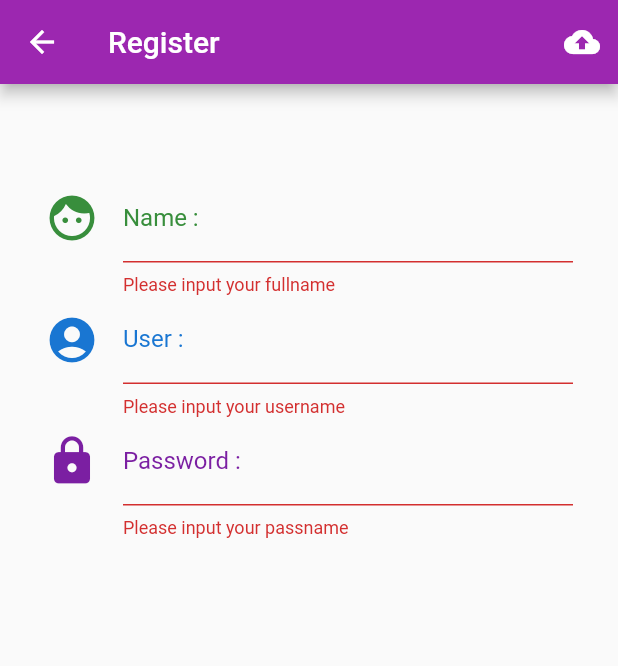
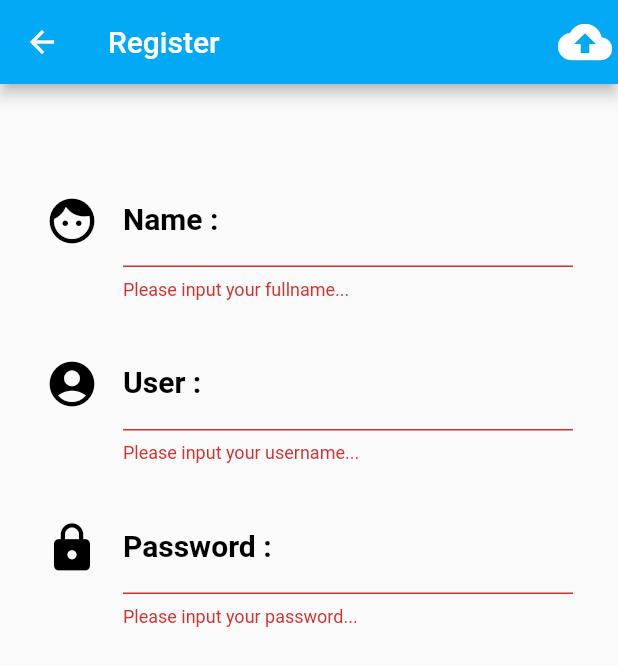
Before and after one commit to Shiratasa/put_foodthai, a Flutter app: the Register screen opened directly, after a tap on the "cloud upload" icon, on a phone screen of 412 x 824 dp. Shown: the top 666 px of the screen. Run offline on Flutter 3.47's test engine with Material 2 defaults, Android fonts, the phone set to English and light mode, and no system bars.

Commit message:
Super update

```diff
--- a/lib/screens/register.dart
+++ b/lib/screens/register.dart
@@ -1,125 +1,204 @@
 import 'package:flutter/material.dart';
 
-class Register extends StatefulWidget {
+class Register extends StatefulWidget
+{
   @override
   _RegisterState createState() => _RegisterState();
 }
 
-class _RegisterState extends State<Register> {
+class _RegisterState extends State<Register>
+{
   // Explicit
   final formKey = GlobalKey<FormState>();
   String name, user, password;
 
   // Method
-  Widget nameText() {
-    return TextFormField(
-      style: TextStyle(color: Colors.green[900]),
-      decoration: InputDecoration(
-        icon: Icon(
+  Widget nameText()
+  {
+    return TextFormField
+    (
+      style: TextStyle(color: Colors.black),
+      decoration: InputDecoration
+      (
+        icon: Icon
+        (
           Icons.face,
           size: 36.0,
-          color: Colors.green[700],
+          color: Colors.black,
         ),
         labelText: 'Name :',
-        labelStyle: TextStyle(color: Colors.green[700]),
-        helperText: 'Type Display Name',
-        helperStyle: TextStyle(
-          color: Colors.green[200],
+        hintText: 'Input your full name',
+        labelStyle: TextStyle
+        (
+          fontSize: 20.0,
+          fontWeight: FontWeight.bold,
+          color: Colors.black,
+        ),
+        hintStyle: TextStyle
+          (
+            fontStyle: FontStyle.italic,
+          ),
+        helperText: '',
+        helperStyle: TextStyle
+        (
+          color: Colors.red,
           fontStyle: FontStyle.italic,
         ),
       ),
-      validator: (String value) {
-        if (value.isEmpty) return 'Please input your fullname';
+      validator: (String value)
+      {
+        if (value.isEmpty)
+        return 'Please input your fullname...';
       },
-      onSaved: (String value) {
+      onSaved: (String value)
+      {
         name = value;
       },
     );
   }
 
-  Widget userText() {
-    return TextFormField(
-      style: TextStyle(color: Colors.blue[900]),
-      decoration: InputDecoration(
-          icon: Icon(
+  Widget userText()
+  {
+    return TextFormField
+    (
+      style: TextStyle(color: Colors.black),
+      decoration: InputDecoration
+      (
+          icon: Icon
+          (
             Icons.account_circle,
             size: 36.0,
-            color: Colors.blue[700],
+            color: Colors.black,
           ),
           labelText: 'User :',
-          labelStyle: TextStyle(color: Colors.blue[700]),
-          helperText: 'Type User Name',
-          helperStyle: TextStyle(
-            color: Colors.blue[200],
+          hintText: 'Input your username',
+          labelStyle: TextStyle
+          (
+            fontSize: 20.0,
+            fontWeight: FontWeight.bold,
+            color: Colors.black,
+          ),
+          hintStyle: TextStyle
+          (
             fontStyle: FontStyle.italic,
-          )),
-      validator: (String value) {
-        if (value.isEmpty) return 'Please input your username';
+          ),
+          helperText: '',
+          helperStyle: TextStyle
+          (
+            color: Colors.red,
+            fontStyle: FontStyle.italic,
+          )
+      ),
+      validator: (String value)
+      {
+        if (value.isEmpty)
+        return 'Please input your username...';
       },
-      onSaved: (String value) {
+      onSaved: (String value)
+      {
         user = value;
       },
     );
   }
 
-  Widget paswordText() {
-    return TextFormField(
-      style: TextStyle(color: Colors.purple[900]),
-      decoration: InputDecoration(
-          icon: Icon(
+  Widget paswordText()
+  {
+    return TextFormField
+    (
+      style: TextStyle(color: Colors.black),
+      decoration: InputDecoration
+      (
+          icon: Icon
+          (
             Icons.lock,
             size: 36.0,
-            color: Colors.purple[700],
+            color: Colors.black,
           ),
           labelText: 'Password :',
-          labelStyle: TextStyle(color: Colors.purple[700]),
-          helperText: 'Type Password',
-          helperStyle: TextStyle(
-            color: Colors.purple[200],
+          hintText: 'Input your password',
+          labelStyle: TextStyle
+          (
+            fontSize: 20.0,
+            fontWeight: FontWeight.bold,
+            color: Colors.black,
+          ),
+          hintStyle: TextStyle
+          (
+            fontStyle: FontStyle.italic,
+          ),
+          helperText: '',
+          helperStyle: TextStyle
+          (
+            color: Colors.red,
             fontStyle: FontStyle.italic,
           )),
-      validator: (String value) {
-        if (value.isEmpty) return 'Please input your passname';
+      validator: (String value)
+      {
+        if (value.isEmpty)
+        return 'Please input your password...';
       },
-      onSaved: (String value) {
+      onSaved: (String value)
+      {
         password = value;
       },
     );
   }
 
-  Widget uploadButton() {
-    return IconButton(
-      icon: Icon(Icons.cloud_upload),
-      onPressed: () {
-        print('Click Upload');
-
-        if (formKey.currentState.validate()) {
+  Widget uploadButton()
+  {
+    return IconButton
+    (
+      icon: Icon(Icons.cloud_upload, size: 36.0,),
+      onPressed: ()
+      {
+        print('Upload activated!');
+        if (formKey.currentState.validate())
+        {
           formKey.currentState.save();
-          print('name = $name, user = $user, passwoed = $password');
+          print('name = $name, user = $user, password = $password');
         }
       },
     );
   }
 
+  Widget mySizeBox()
+  {
+    return SizedBox
+    (
+      height: 25.0,
+      width: 25.0,
+    );
+  }
+
   @override
-  Widget build(BuildContext context) {
-    return Scaffold(
-      appBar: AppBar(
-        backgroundColor: Colors.purple,
+  Widget build(BuildContext context)
+  {
+    return Scaffold
+    (
+      appBar: AppBar
+      (
+        backgroundColor: Colors.lightBlue,
         title: Text('Register'),
-        actions: <Widget>[
+        actions: <Widget>
+        [
           uploadButton(),
         ],
       ),
-      body: Container(
+      body: Container
+      (
         alignment: Alignment.topCenter,
         padding: EdgeInsets.only(top: 60.0, left: 30.0, right: 30.0),
-        child: Form(
+        child: Form
+        (
           key: formKey,
-          child: ListView(
-            children: <Widget>[
+          child: ListView
+          (
+            children: <Widget>
+            [
               nameText(),
+              mySizeBox(),
               userText(),
+              mySizeBox(),
               paswordText(),
             ],
           ),
--- a/pubspec.yaml
+++ b/pubspec.yaml
@@ -62,9 +62,9 @@ flutter:
         - asset: fonts/Bahianita-Regular.ttf
   #       - asset: fonts/Schyler-Italic.ttf
   #         style: italic
-  #   - family: Trajan Pro
-  #     fonts:
-  #       - asset: fonts/TrajanPro.ttf
+    - family: Dosis
+      fonts:
+        - asset: fonts/Dosis-Regular.ttf
   #       - asset: fonts/TrajanPro_Bold.ttf
   #         weight: 700
   #
```
Also changed, not shown: lib/main.dart (+13 -6 lines), lib/screens/authen.dart (+170 -66 lines), fonts/Dosis-Regular.ttf (added).
